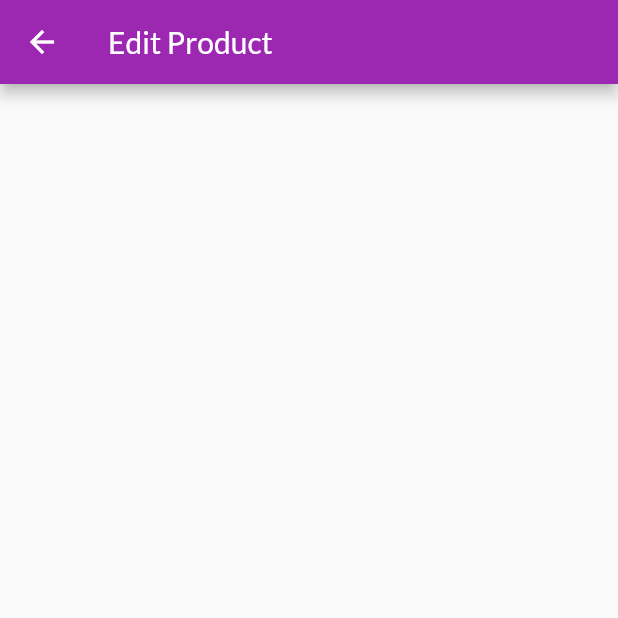
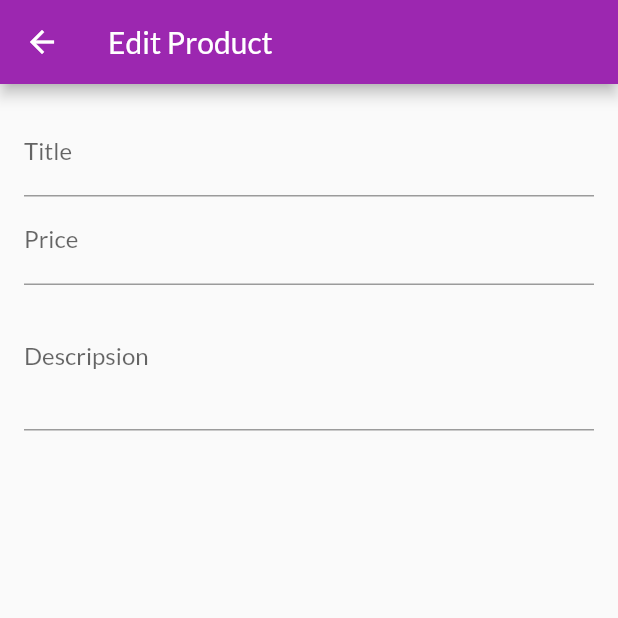
Before and after one commit to meelhk2001/shopapp, a Flutter app: the EditProductScreen screen opened directly, on a phone screen of 412 x 824 dp, the top half of it. Run offline on Flutter 3.47's test engine with Material 2 defaults, Android fonts, the phone set to English and light mode, and no system bars; network calls fail.

Commit message:
Edit Product

```diff
--- a/lib/main.dart
+++ b/lib/main.dart
@@ -10,6 +10,7 @@ import 'package:provider/provider.dart';
 import 'dart:io';
 import 'package:flutter/foundation.dart';
 import './providers/orders.dart';
+import 'screens/edit_product_screen.dart';
 
 
 void main() {
@@ -48,6 +49,7 @@ class MyApp extends StatelessWidget {
             CartScreen.routeName: (_) => CartScreen(),
             OrdersScreen.routeName: (_) => OrdersScreen(),
             UserProductsScreen.routeName: (_) => UserProductsScreen(),
+            EditProductScreen.routeName: (_) => EditProductScreen(),
           }),
     );
   }
--- a/lib/screens/edit_product_screen.dart
+++ b/lib/screens/edit_product_screen.dart
@@ -1,15 +1,58 @@
 import 'package:flutter/material.dart';
 
 class EditProductScreen extends StatefulWidget {
+  static const String routeName = '/editproduct';
   @override
   _EditProductScreenState createState() => _EditProductScreenState();
 }
 
 class _EditProductScreenState extends State<EditProductScreen> {
+  final _focusPrice = FocusNode();
+  final _focusDescripsion = FocusNode();
+  @override
+  void dispose() {
+    _focusPrice.dispose();
+    _focusDescripsion.dispose();
+    super.dispose();
+  }
   @override
   Widget build(BuildContext context) {
     return Scaffold(
-      appBar: AppBar(title: Text('Edit Product'),),
+      appBar: AppBar(
+        title: Text('Edit Product'),
+      ),
+      body: Padding(
+        padding: const EdgeInsets.all(16.0),
+        child: Form(
+            child: ListView(
+          children: <Widget>[
+            TextFormField(
+              decoration: InputDecoration(labelText: 'Title'),
+              textInputAction: TextInputAction.next,
+              onFieldSubmitted: (_) {
+                FocusScope.of(context).requestFocus(_focusPrice);
+              },
+            ),
+            TextFormField(
+              decoration: InputDecoration(labelText: 'Price'),
+              textInputAction: TextInputAction.next,
+              keyboardType: TextInputType.number,
+              focusNode: _focusPrice,
+              onFieldSubmitted: (_){
+                FocusScope.of(context).requestFocus(_focusDescripsion);
+              },
+
+            ),
+            TextFormField(
+              decoration: InputDecoration(labelText: 'Descripsion'),
+              maxLines: 3,
+              keyboardType: TextInputType.multiline,
+              focusNode: _focusDescripsion,
+              onFieldSubmitted: (_) {},
+            ),
+          ],
+        )),
+      ),
     );
   }
 }
--- a/lib/screens/user_products_screen.dart
+++ b/lib/screens/user_products_screen.dart
@@ -4,7 +4,7 @@ import 'package:provider/provider.dart';
 import '../providers/products.dart';
 import '../widgets/user_product_item.dart';
 import '../widgets/app_drawer.dart';
-
+import 'edit_product_screen.dart';
 class UserProductsScreen extends StatelessWidget {
   static const routeName = '/user-products';
 
@@ -18,7 +18,7 @@ class UserProductsScreen extends StatelessWidget {
           IconButton(
             icon: const Icon(Icons.add),
             onPressed: () {
-              // ...
+              Navigator.of(context).pushNamed(EditProductScreen.routeName);
             },
           ),
         ],
```
